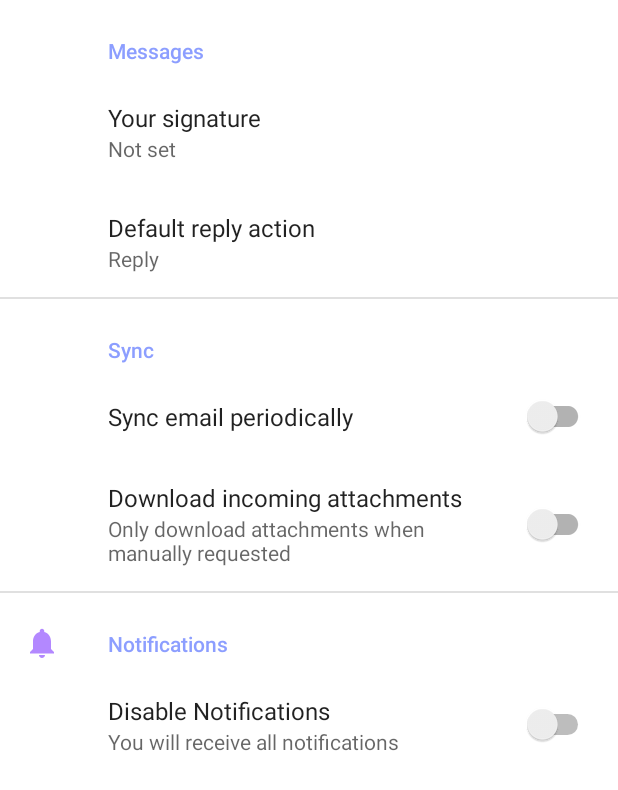
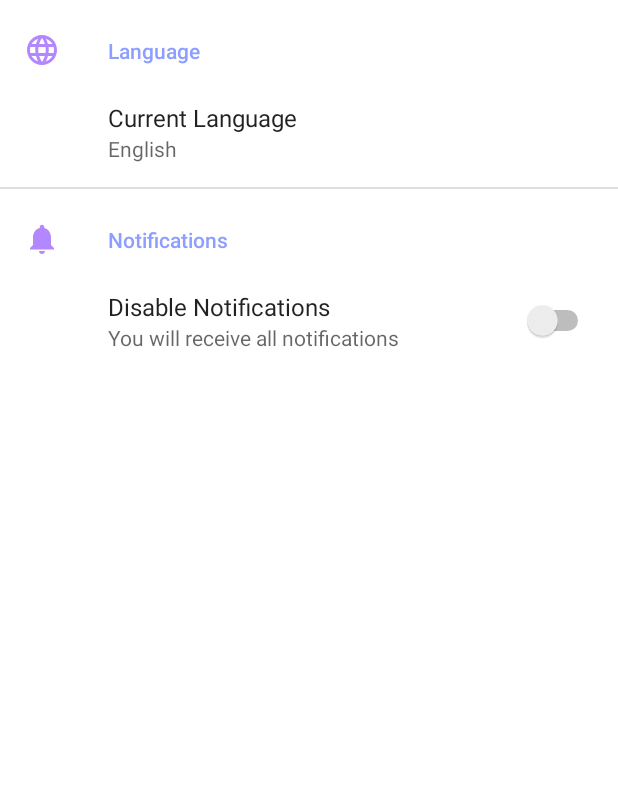
Before and after one commit to DascaluCosmin/Citizen-U, an Android app: the SettingsFragment screen opened through its navigation route, on a phone screen of 412 x 824 dp. Shown: the top 790 px of the screen. Run offline under Robolectric (Android 15) with nearby library versions, the light colour scheme and no system bars; our stand-ins replace Dagger/Hilt's generated code, androidx.preference, navigation-ui; 4 statements that could not run were skipped.

Commit message:
[S12]: Settings - Language Support for Public Events

```diff
--- a/app/src/main/java/com/ubb/citizen_u/ui/adapters/CouncilMeetEventsAdapter.kt
+++ b/app/src/main/java/com/ubb/citizen_u/ui/adapters/CouncilMeetEventsAdapter.kt
@@ -33,7 +33,7 @@
             oldItem: CouncilMeetEvent,
             newItem: CouncilMeetEvent
         ): Boolean {
-            return oldItem.title == newItem.title
+            return oldItem.oldTitle == newItem.oldTitle
         }
 
         override fun areContentsTheSame(
--- a/app/src/main/java/com/ubb/citizen_u/ui/adapters/viewholders/CouncilMeetEventViewHolder.kt
+++ b/app/src/main/java/com/ubb/citizen_u/ui/adapters/viewholders/CouncilMeetEventViewHolder.kt
@@ -14,9 +14,9 @@
 
     fun bind(event: CouncilMeetEvent) {
         binding.apply {
-            eventCategory.text = event.category
+            eventCategory.text = event.oldCategory
             eventHeadline.text = event.headline
-            eventTitle.text = event.title
+            eventTitle.text = event.oldTitle
 
             event.publicationDate?.let {
                 eventPublicationDate.text = DateFormatter.toEventFormat(it)
--- /dev/null
+++ b/app/src/main/res/drawable/ic_baseline_language_24.xml
@@ -0,0 +1,5 @@
+<vector android:height="24dp" android:tint="#B388FF"
+    android:viewportHeight="24" android:viewportWidth="24"
+    android:width="24dp" xmlns:android="http://schemas.android.com/apk/res/android">
+    <path android:fillColor="@android:color/white" android:pathData="M11.99,2C6.47,2 2,6.48 2,12s4.47,10 9.99,10C17.52,22 22,17.52 22,12S17.52,2 11.99,2zM18.92,8h-2.95c-0.32,-1.25 -0.78,-2.45 -1.38,-3.56 1.84,0.63 3.37,1.91 4.33,3.56zM12,4.04c0.83,1.2 1.48,2.53 1.91,3.96h-3.82c0.43,-1.43 1.08,-2.76 1.91,-3.96zM4.26,14C4.1,13.36 4,12.69 4,12s0.1,-1.36 0.26,-2h3.38c-0.08,0.66 -0.14,1.32 -0.14,2 0,0.68 0.06,1.34 0.14,2L4.26,14zM5.08,16h2.95c0.32,1.25 0.78,2.45 1.38,3.56 -1.84,-0.63 -3.37,-1.9 -4.33,-3.56zM8.03,8L5.08,8c0.96,-1.66 2.49,-2.93 4.33,-3.56C8.81,5.55 8.35,6.75 8.03,8zM12,19.96c-0.83,-1.2 -1.48,-2.53 -1.91,-3.96h3.82c-0.43,1.43 -1.08,2.76 -1.91,3.96zM14.34,14L9.66,14c-0.09,-0.66 -0.16,-1.32 -0.16,-2 0,-0.68 0.07,-1.35 0.16,-2h4.68c0.09,0.65 0.16,1.32 0.16,2 0,0.68 -0.07,1.34 -0.16,2zM14.59,19.56c0.6,-1.11 1.06,-2.31 1.38,-3.56h2.95c-0.96,1.65 -2.49,2.93 -4.33,3.56zM16.36,14c0.08,-0.66 0.14,-1.32 0.14,-2 0,-0.68 -0.06,-1.34 -0.14,-2h3.38c0.16,0.64 0.26,1.31 0.26,2s-0.1,1.36 -0.26,2h-3.38z"/>
+</vector>
--- a/app/src/main/res/values/arrays.xml
+++ b/app/src/main/res/values/arrays.xml
@@ -1,12 +1,12 @@
 <resources>
-    <!-- Reply Preference -->
-    <string-array name="reply_entries">
-        <item>Reply</item>
-        <item>Reply to all</item>
+    <!-- Language Preference -->
+    <string-array name="language_entries">
+        <item>English</item>
+        <item>Romanian</item>
     </string-array>
 
-    <string-array name="reply_values">
-        <item>reply</item>
-        <item>reply_all</item>
+    <string-array name="language_values">
+        <item>en</item>
+        <item>ro</item>
     </string-array>
 </resources>
--- a/app/src/main/res/values/strings.xml
+++ b/app/src/main/res/values/strings.xml
@@ -65,20 +65,14 @@
     <string name="take_another_photo_button_text">Take another photo</string>
     <string name="incident_description_hint">Please provide a description…</string>
     <string name="incident_photo_hint">Please take a picture of the incident…</string>
+
     <!-- Preference Titles -->
-    <string name="messages_header">Messages</string>
-    <string name="sync_header">Sync</string>
+    <string name="language_header">Language</string>
 
-    <!-- Messages Preferences -->
-    <string name="signature_title">Your signature</string>
-    <string name="reply_title">Default reply action</string>
+    <!-- Language Preferences -->
+    <string name="language_title">Current Language</string>
 
     <!--Settings -->
-    <string name="sync_title">Sync email periodically</string>
-    <string name="attachment_title">Download incoming attachments</string>
-    <string name="attachment_summary_on">Automatically download attachments for incoming emails
-    </string>
-    <string name="attachment_summary_off">Only download attachments when manually requested</string>
     <string name="settings_fragment_label">Settings</string>
     <string name="settings_notifications_summary_on_text">You will no longer receive notifications</string>
     <string name="settings_notification_summary_off_text">You will receive all notifications</string>
--- a/app/src/main/res/xml/root_preferences.xml
+++ b/app/src/main/res/xml/root_preferences.xml
@@ -1,33 +1,17 @@
 <PreferenceScreen xmlns:app="http://schemas.android.com/apk/res-auto">
 
-    <PreferenceCategory app:title="@string/messages_header">
+    <PreferenceCategory
+        app:icon="@drawable/ic_baseline_language_24"
+        app:title="@string/language_header">
 
-        <EditTextPreference
-            app:key="signature"
-            app:title="@string/signature_title"
+        <ListPreference
+            app:defaultValue="en"
+            app:entries="@array/language_entries"
+            app:entryValues="@array/language_values"
+            app:key="language"
+            app:title="@string/language_title"
             app:useSimpleSummaryProvider="true" />
 
-        <ListPreference
-            app:defaultValue="reply"
-            app:entries="@array/reply_entries"
-            app:entryValues="@array/reply_values"
-            app:key="reply"
-            app:title="@string/reply_title"
-            app:useSimpleSummaryProvider="true" />
-
-    </PreferenceCategory>
-
-    <PreferenceCategory app:title="@string/sync_header">
-        <SwitchPreferenceCompat
-            app:key="sync"
-            app:title="@string/sync_title" />
-
-        <SwitchPreferenceCompat
-            app:dependency="sync"
-            app:key="attachment"
-            app:summaryOff="@string/attachment_summary_off"
-            app:summaryOn="@string/attachment_summary_on"
-            app:title="@string/attachment_title" />
     </PreferenceCategory>
 
     <PreferenceCategory
```
Also changed, not shown: app/src/main/java/com/ubb/citizen_u/data/model/events/Event.kt (+13 -6 lines), app/src/main/java/com/ubb/citizen_u/ui/adapters/PublicEventsAdapter.kt (+12 -3 lines), app/src/main/java/com/ubb/citizen_u/ui/adapters/viewholders/PublicEventViewHolder.kt (+5 -3 lines), app/src/main/java/com/ubb/citizen_u/ui/fragments/events/PublicEventDetailsFragment.kt (+14 -4 lines), app/src/main/java/com/ubb/citizen_u/util/Constants.kt (+12 -2 lines).
